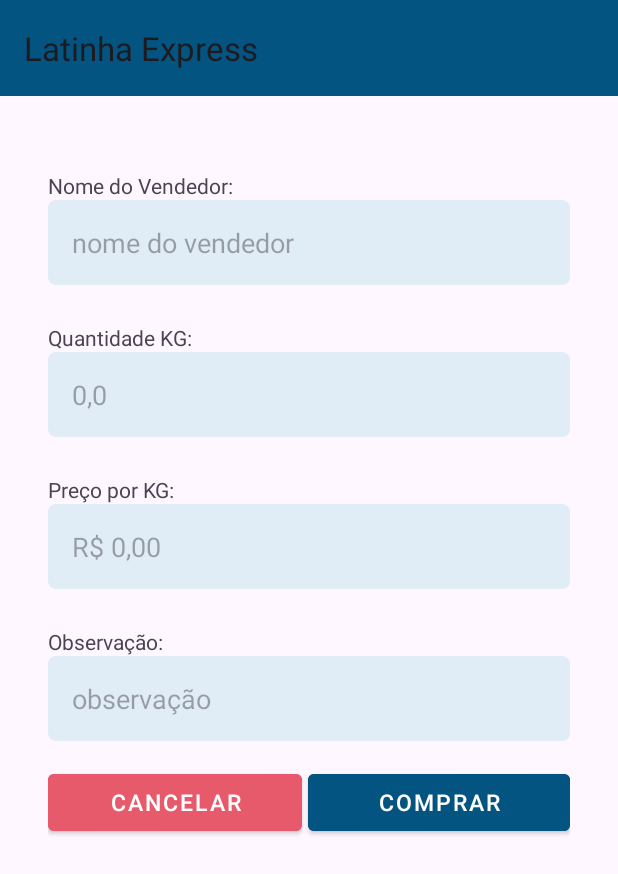
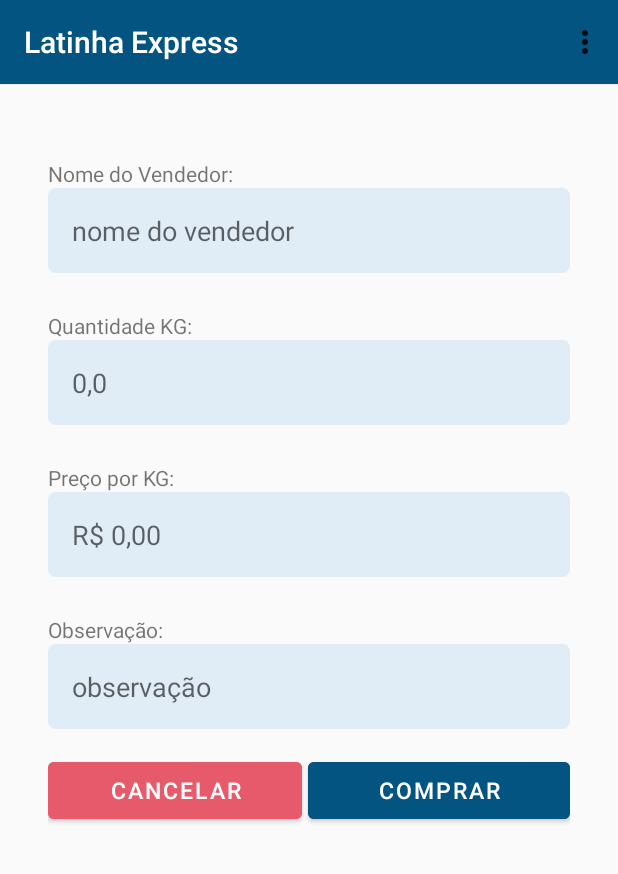
Before and after one commit to JoaoVitor-Dev/LatinhaExpress, an Android app: the fragment ColetaFragment placed in its activity, after a tap on "COMPRAR", on a phone screen of 412 x 824 dp. Shown: the top 874 px of the screen. Run offline under Robolectric (Android 15) with nearby library versions, the phone set to English and light mode, and no system bars; our stand-ins replace Room's generated code.

Commit message:
correções

```diff
--- a/app/src/main/AndroidManifest.xml
+++ b/app/src/main/AndroidManifest.xml
@@ -14,6 +14,7 @@
             tools:targetApi="31">
         <activity
                 android:name=".views.MenuActivity"
+                android:theme="@style/Theme.AppCompat.Light.NoActionBar"
                 android:exported="false" />
         <activity
                 android:name=".views.LoginActivity"
--- a/app/src/main/java/com/example/latinhaexpress/fragments/ColetaFragment.java
+++ b/app/src/main/java/com/example/latinhaexpress/fragments/ColetaFragment.java
@@ -37,16 +37,16 @@ public class ColetaFragment extends Fragment
         // Inflate the layout for this fragment
         View view =  inflater.inflate(R.layout.fragment_coleta, container, false);
 
-        setup(view);
-
-        btnComprar.setOnClickListener(new View.OnClickListener()
-        {
-            @Override
-            public void onClick(View v)
-            {
-                realizarCompra();
-            }
-        });
+//        setup(view);
+//
+//        btnComprar.setOnClickListener(new View.OnClickListener()
+//        {
+//            @Override
+//            public void onClick(View v)
+//            {
+//                realizarCompra();
+//            }
+//        });
 
         return view;
     }
@@ -61,8 +61,6 @@ public class ColetaFragment extends Fragment
 
         btnComprar = view.findViewById(R.id.btnComprar);
         btnCancelarColeta = view.findViewById(R.id.btnCancelarColeta);
-
-        Context appContext = getContext();
 
         db = Room.databaseBuilder(appContext, MyDatabase.class, "mydb")
                 .allowMainThreadQueries()
--- a/app/src/main/java/com/example/latinhaexpress/fragments/HomeFragment.java
+++ b/app/src/main/java/com/example/latinhaexpress/fragments/HomeFragment.java
@@ -80,7 +80,7 @@ public class HomeFragment extends Fragment
             }
         });
 
-        setaValoresCaixa();
+        //setaValoresCaixa();
 
         return view;
     }
@@ -89,7 +89,7 @@ public class HomeFragment extends Fragment
     {
         ColetaFragment coletaFragment = new ColetaFragment();
 
-        coletaFragment.caixa_id = id_caixa;
+        //coletaFragment.caixa_id = id_caixa;
 
         FragmentManager fragmentManager = getParentFragmentManager();
 
--- a/app/src/main/java/com/example/latinhaexpress/views/MenuActivity.java
+++ b/app/src/main/java/com/example/latinhaexpress/views/MenuActivity.java
@@ -1,14 +1,17 @@
 package com.example.latinhaexpress.views;
 
 import android.content.Intent;
+import android.graphics.Color;
 import android.os.Bundle;
 import android.view.Menu;
 import android.view.MenuItem;
 import android.widget.ImageButton;
-import androidx.appcompat.widget.Toolbar;
+import android.widget.*;
+
 import androidx.activity.EdgeToEdge;
 import androidx.annotation.NonNull;
 import androidx.appcompat.app.AppCompatActivity;
+import androidx.appcompat.widget.Toolbar;
 import androidx.core.graphics.Insets;
 import androidx.core.view.ViewCompat;
 import androidx.core.view.WindowInsetsCompat;
@@ -42,23 +45,8 @@ public class MenuActivity extends AppCompatActivity
 
         if (savedInstanceState == null)
         {
-           HomeFragment homeFragment = new HomeFragment();
-
-           homeFragment.usuarioLogado = usuarioLogado;
-
-           FragmentManager fragmentManager = getSupportFragmentManager();
-           FragmentTransaction fragmentTransaction = fragmentManager.beginTransaction();
-
-           fragmentTransaction.add(R.id.fragment_container, homeFragment);
-           fragmentTransaction.commit();
+            fragmentHome();
         }
-    }
-
-    private void montaToolbar()
-    {
-        Toolbar toolbar = findViewById(R.id.toolbar_menu);
-        setSupportActionBar(toolbar);
-        getSupportActionBar().setTitle("Latinha Express");
     }
 
     @Override
@@ -68,12 +56,21 @@ public class MenuActivity extends AppCompatActivity
         return true;
     }
 
+    private void montaToolbar()
+    {
+        Toolbar toolbar = findViewById(R.id.toolbar_menu);
+        setSupportActionBar(toolbar);
+       // getSupportActionBar().setTitle("Latinha Express");
+        toolbar.setTitleTextColor(Color.WHITE);
+        //getSupportActionBar().setDisplayShowCustomEnabled(true);
+    }
+
     @Override
     public boolean onOptionsItemSelected(@NonNull MenuItem item)
     {
-        if (item.getTitle().equals("Principal"))
+        if (item.getTitle().equals("Serviços"))
         {
-
+            fragmentHome();
         } else if (item.getTitle().equals("Caixas"))
         {
 
@@ -83,11 +80,21 @@ public class MenuActivity extends AppCompatActivity
         } else if (item.getTitle().equals("Vendas"))
         {
 
-        } else if (item.getTitle().equals("Sair"))
-        {
-            finishAffinity();
         }
 
         return true;
     }
+
+    private void fragmentHome()
+    {
+        HomeFragment homeFragment = new HomeFragment();
+
+        homeFragment.usuarioLogado = usuarioLogado;
+
+        FragmentManager fragmentManager = getSupportFragmentManager();
+        FragmentTransaction fragmentTransaction = fragmentManager.beginTransaction();
+
+        fragmentTransaction.add(R.id.fragment_container, homeFragment);
+        fragmentTransaction.commit();
+    }
 }
--- a/app/src/main/res/layout/fragment_coleta.xml
+++ b/app/src/main/res/layout/fragment_coleta.xml
@@ -3,21 +3,7 @@
     xmlns:tools="http://schemas.android.com/tools"
     android:layout_width="match_parent"
     android:layout_height="match_parent"
-    xmlns:app="http://schemas.android.com/apk/res-auto"
     tools:context=".fragments.ColetaFragment">
-
-    <androidx.constraintlayout.widget.ConstraintLayout
-        android:layout_width="match_parent"
-        android:layout_height="match_parent">
-
-        <ScrollView
-                android:layout_width="match_parent"
-                android:layout_height="0dp"
-                android:fillViewport="true"
-                app:layout_constraintBottom_toBottomOf="parent"
-                app:layout_constraintEnd_toEndOf="parent"
-                app:layout_constraintStart_toStartOf="parent"
-                app:layout_constraintTop_toTopOf="parent">
 
             <LinearLayout
                     android:layout_width="match_parent"
@@ -125,10 +111,4 @@
             </LinearLayout>
 
 
-        </ScrollView>
-
-
-
-    </androidx.constraintlayout.widget.ConstraintLayout>
-
 </FrameLayout>
--- a/app/src/main/res/menu/menu_principal.xml
+++ b/app/src/main/res/menu/menu_principal.xml
@@ -1,7 +1,7 @@
 <?xml version="1.0" encoding="utf-8"?>
 <menu xmlns:android="http://schemas.android.com/apk/res/android">
     <item android:id="@+id/item1"
-            android:title="Principal"></item>
+            android:title="Serviços"></item>
 
     <item android:id="@+id/item2"
             android:title="Caixas"></item>
@@ -11,7 +11,4 @@
 
     <item android:id="@+id/item4"
             android:title="Vendas"></item>
-
-    <item android:id="@+id/item5"
-            android:title="Sair"></item>
 </menu>
```
Also changed, not shown: app/src/main/res/layout/mytoolbar.xml (+0 -8 lines).
